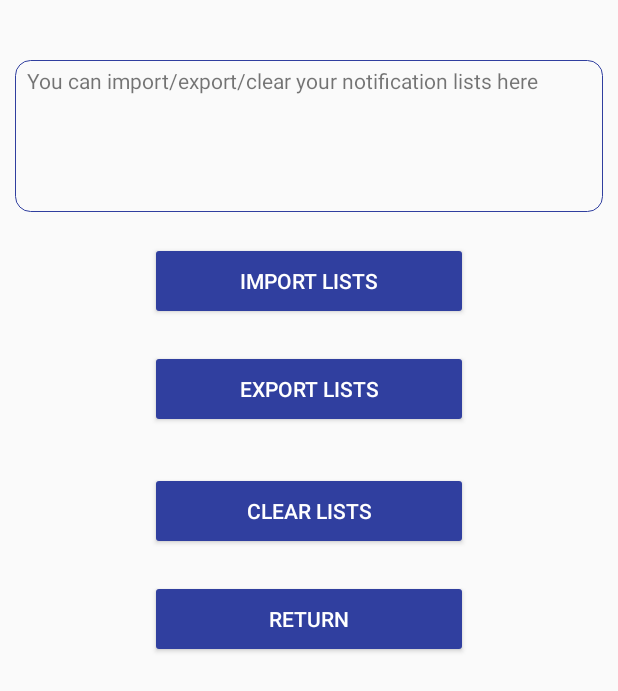
After one commit to Sharkgrammer/Android-Assistant, an Android app: the importActivity screen opened directly, with no data from a screen before it, on a phone screen of 412 x 824 dp. The commit adds this screen. Shown: the top 691 px of the screen. Run offline under Robolectric (Android 15) with nearby library versions, the phone set to English and light mode, and no system bars.

Commit message:
Import/Export functions started

```diff
--- a/app/src/main/AndroidManifest.xml
+++ b/app/src/main/AndroidManifest.xml
@@ -8,10 +8,9 @@
         android:label="@string/app_name"
         android:roundIcon="@mipmap/ic_launcher_round"
         android:supportsRtl="true"
-
         android:theme="@style/AppTheme">
-
-        <service android:name=".NotificationService"
+        <service
+            android:name=".notificationService"
             android:label="@string/service_name"
             android:permission="android.permission.BIND_NOTIFICATION_LISTENER_SERVICE">
             <intent-filter>
@@ -19,7 +18,8 @@
             </intent-filter>
         </service>
 
-        <activity android:name=".MainActivity">
+        <activity android:name=".mainActivity"
+            android:launchMode="singleTask">
             <intent-filter>
                 <action android:name="android.intent.action.MAIN" />
 
@@ -27,6 +27,8 @@
             </intent-filter>
         </activity>
 
+        <activity android:name=".importActivity" android:launchMode="singleTask" android:noHistory="true"/>
+
     </application>
 
 </manifest>
--- /dev/null
+++ b/app/src/main/java/com/shark/assistant/importActivity.java
@@ -0,0 +1,37 @@
+package com.shark.assistant;
+
+import android.content.Intent;
+import android.support.v7.app.AppCompatActivity;
+import android.os.Bundle;
+import android.view.View;
+
+public class importActivity extends AppCompatActivity {
+
+    @Override
+    protected void onCreate(Bundle savedInstanceState) {
+        super.onCreate(savedInstanceState);
+        setContentView(R.layout.activity_import);
+    }
+
+    public void importData(View v){
+        //import a file and update blacklist/people with it
+    }
+
+    public void exportData(View v){
+        //create a file to be exported
+    }
+
+    public void clearData(View v){
+        //reset the databases
+
+    }
+
+    public void backData(View v){
+        onBackPressed();
+    }
+
+    @Override
+    public void onBackPressed() {
+        startActivity(new Intent(importActivity.this, mainActivity.class));
+    }
+}
--- a/app/src/main/java/com/shark/assistant/MainActivity.java
+++ b/app/src/main/java/com/shark/assistant/mainActivity.java
@@ -31,11 +31,10 @@ import java.text.DateFormat;
 import java.text.SimpleDateFormat;
 import java.util.ArrayList;
 import java.util.Calendar;
-import java.util.Date;
 import java.util.List;
 import java.util.Locale;
 
-public class MainActivity extends AppCompatActivity {
+public class mainActivity extends AppCompatActivity {
 
     private TextToSpeech textToSpeech;
     private TextView lblExplain;
@@ -45,7 +44,7 @@ public class MainActivity extends AppCompatActivity {
     private List<blacklist> blacklistList;
     private List<log> logList;
     private int appScreen = 0, pi;
-    private final int PERSON = 0, APP = 1, BLACKLIST = 2, LOGS = 3, HIDE_HELP = 4;
+    private final int PERSON = 0, APP = 1, BLACKLIST = 2, LOGS = 3, HIDE_HELP = 4, IMPORT_PAGE = 5;
     private LinearLayout sclMainLin;
     private DrawerLayout drawerLayout;
     private ListView drawerList;
@@ -83,7 +82,7 @@ public class MainActivity extends AppCompatActivity {
             String dataStr = pack + " --- " + title + " --- " + text;
             log.setOriginal(dataStr.replace("---", ""));
 
-            processor pro = new processor(MainActivity.this);
+            processor pro = new processor(mainActivity.this);
 
             dataStr = pro.processText(dataStr.trim(), privateMode);
 
@@ -138,13 +137,14 @@ public class MainActivity extends AppCompatActivity {
 
         setupToolbar();
 
-        drawerItem[] drawerItem = new drawerItem[5];
+        drawerItem[] drawerItem = new drawerItem[9];
 
         drawerItem[0] = new drawerItem(getResources().getString(R.string.people));
         drawerItem[1] = new drawerItem(getResources().getString(R.string.apps));
         drawerItem[2] = new drawerItem(getResources().getString(R.string.blacklist));
         drawerItem[3] = new drawerItem(getResources().getString(R.string.logs));
         drawerItem[4] = new drawerItem(getResources().getString(R.string.hide));
+        drawerItem[5] = new drawerItem(getResources().getString(R.string.settings));
 
         drawerAdapter adapter = new drawerAdapter(this, R.layout.list_item, drawerItem);
         drawerList.setAdapter(adapter);
@@ -157,7 +157,18 @@ public class MainActivity extends AppCompatActivity {
         refresh();
         btnPersonClick(null);
 
-        LocalBroadcastManager.getInstance(this).registerReceiver(onNotice, new IntentFilter("Msg"));
+        //Hacky hack to return to later
+        //TODO fix this mess
+
+        LocalBroadcastManager ins =  LocalBroadcastManager.getInstance(this);
+
+        try{
+            ins.unregisterReceiver(onNotice);
+        }catch (Exception e){
+            Log.wtf("Error in LocalBroadcastManager", e.toString());
+        }
+
+        ins.registerReceiver(onNotice, new IntentFilter("Msg"));
     }
 
     public void btnNewClick(View v) {
@@ -385,7 +396,7 @@ public class MainActivity extends AppCompatActivity {
                     break;
             }
 
-            MainActivity.this.runOnUiThread(new Runnable() {
+            mainActivity.this.runOnUiThread(new Runnable() {
                 @Override
                 public void run() {
                     sclMainLin.addView(Child, pi);
@@ -438,7 +449,7 @@ public class MainActivity extends AppCompatActivity {
                 }
             });
 
-            MainActivity.this.runOnUiThread(new Runnable() {
+            mainActivity.this.runOnUiThread(new Runnable() {
                 @Override
                 public void run() {
                     sclMainLin.addView(Child, pi - 1);
@@ -646,6 +657,8 @@ public class MainActivity extends AppCompatActivity {
                 }else{
                     lblExplain.setVisibility(View.VISIBLE);
                 }
+            case IMPORT_PAGE:
+                startActivity(new Intent(mainActivity.this, importActivity.class));
         }
 
         drawerLayout.closeDrawer(drawerList);
--- a/app/src/main/java/com/shark/assistant/NotificationService.java
+++ b/app/src/main/java/com/shark/assistant/notificationService.java
@@ -7,7 +7,7 @@ import android.service.notification.NotificationListenerService;
 import android.service.notification.StatusBarNotification;
 import android.support.v4.content.LocalBroadcastManager;
 
-public class NotificationService extends NotificationListenerService {
+public class notificationService extends NotificationListenerService {
 
     Context context;
 
--- /dev/null
+++ b/app/src/main/res/layout/activity_import.xml
@@ -0,0 +1,96 @@
+<?xml version="1.0" encoding="utf-8"?>
+<android.support.constraint.ConstraintLayout xmlns:android="http://schemas.android.com/apk/res/android"
+    xmlns:app="http://schemas.android.com/apk/res-auto"
+    xmlns:tools="http://schemas.android.com/tools"
+    android:layout_width="match_parent"
+    android:layout_height="match_parent"
+    tools:context=".importActivity">
+
+    <TextView
+        android:id="@+id/lblExplainData"
+        android:layout_width="0dp"
+        android:layout_height="0dp"
+        android:layout_marginBottom="20dp"
+        android:layout_marginEnd="10dp"
+        android:layout_marginStart="10dp"
+        android:layout_marginTop="40dp"
+        android:background="@drawable/textborder"
+        android:text="@string/explainData"
+        app:layout_constraintBottom_toTopOf="@+id/btnImportData"
+        app:layout_constraintEnd_toEndOf="parent"
+        app:layout_constraintHorizontal_bias="0.0"
+        app:layout_constraintStart_toStartOf="parent"
+        app:layout_constraintTop_toTopOf="parent" />
+
+    <Button
+        android:id="@+id/btnImportData"
+        android:layout_width="0dp"
+        android:layout_height="52dp"
+        android:layout_marginBottom="8dp"
+        android:layout_marginEnd="100dp"
+        android:layout_marginStart="100dp"
+        android:layout_marginTop="20dp"
+        android:onClick="importData"
+        android:text="@string/importData"
+        android:theme="@style/PrimaryRaisedButton"
+        app:layout_constraintBottom_toBottomOf="parent"
+        app:layout_constraintEnd_toEndOf="parent"
+        app:layout_constraintHorizontal_bias="0.501"
+        app:layout_constraintStart_toStartOf="parent"
+        app:layout_constraintTop_toTopOf="parent"
+        app:layout_constraintVertical_bias="0.19" />
+
+    <Button
+        android:id="@+id/btnClearData"
+        android:layout_width="0dp"
+        android:layout_height="52dp"
+        android:layout_marginBottom="8dp"
+        android:layout_marginEnd="100dp"
+        android:layout_marginStart="100dp"
+        android:layout_marginTop="20dp"
+        android:onClick="clearData"
+        android:text="@string/clearData"
+        android:theme="@style/PrimaryRaisedButton"
+        app:layout_constraintBottom_toBottomOf="parent"
+        app:layout_constraintEnd_toEndOf="parent"
+        app:layout_constraintHorizontal_bias="0.501"
+        app:layout_constraintStart_toStartOf="parent"
+        app:layout_constraintTop_toBottomOf="@+id/btnExportData"
+        app:layout_constraintVertical_bias="0.02" />
+
+    <Button
+        android:id="@+id/btnBackData"
+        android:layout_width="0dp"
+        android:layout_height="52dp"
+        android:layout_marginBottom="8dp"
+        android:layout_marginEnd="100dp"
+        android:layout_marginStart="100dp"
+        android:layout_marginTop="20dp"
+        android:onClick="backData"
+        android:text="@string/backData"
+        android:theme="@style/PrimaryRaisedButton"
+        app:layout_constraintBottom_toBottomOf="parent"
+        app:layout_constraintEnd_toEndOf="parent"
+        app:layout_constraintHorizontal_bias="0.0"
+        app:layout_constraintStart_toStartOf="parent"
+        app:layout_constraintTop_toBottomOf="@+id/btnClearData"
+        app:layout_constraintVertical_bias="0.0" />
+
+    <Button
+        android:id="@+id/btnExportData"
+        android:layout_width="0dp"
+        android:layout_height="52dp"
+        android:layout_marginBottom="8dp"
+        android:layout_marginEnd="100dp"
+        android:layout_marginStart="100dp"
+        android:layout_marginTop="20dp"
+        android:onClick="exportData"
+        android:text="@string/exportData"
+        android:theme="@style/PrimaryRaisedButton"
+        app:layout_constraintBottom_toBottomOf="parent"
+        app:layout_constraintEnd_toEndOf="parent"
+        app:layout_constraintHorizontal_bias="0.501"
+        app:layout_constraintStart_toStartOf="parent"
+        app:layout_constraintTop_toBottomOf="@+id/btnImportData"
+        app:layout_constraintVertical_bias="0.0" />
+</android.support.constraint.ConstraintLayout>
--- a/app/src/main/res/layout/activity_main.xml
+++ b/app/src/main/res/layout/activity_main.xml
@@ -12,7 +12,7 @@
         android:layout_width="match_parent"
         android:layout_height="match_parent"
         android:background="@drawable/mainborderoverall"
-        tools:context=".MainActivity">
+        tools:context=".mainActivity">
 
         <android.support.v7.widget.Toolbar xmlns:android="http://schemas.android.com/apk/res/android"
             xmlns:local="http://schemas.android.com/apk/res-auto"
--- a/app/src/main/res/values/strings.xml
+++ b/app/src/main/res/values/strings.xml
@@ -1,4 +1,5 @@
 <resources>
+
     <string name="app_name">Assistant</string>
     <string name="service_name">notiServ</string>
     <string name="peopleInput">Name in app</string>
@@ -37,5 +38,11 @@
     <string name="privateOff">Normal</string>
     <string name="privateClear">Clear</string>
     <string name="hide">Toggle Help</string>
+    <string name="importData">Import Lists</string>
+    <string name="exportData">Export Lists</string>
+    <string name="clearData">Clear Lists</string>
+    <string name="backData">Return</string>
+    <string name="settings">Settings</string>
+    <string name="explainData">You can import/export/clear your notification lists here</string>
 
 </resources>
```
